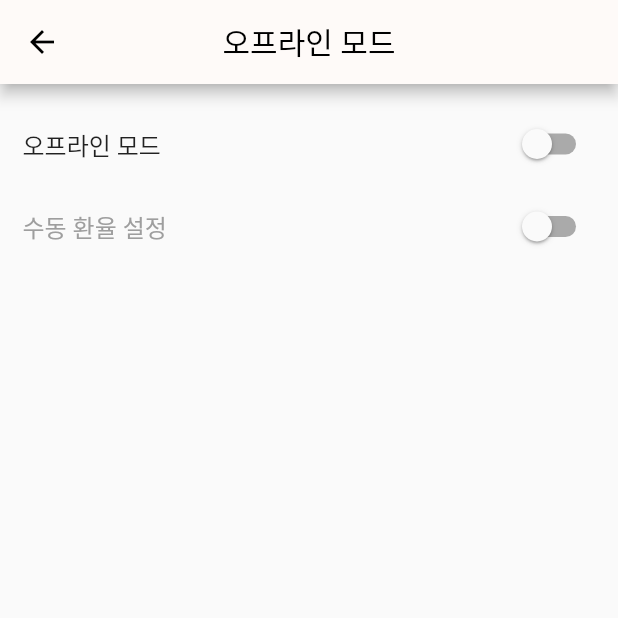
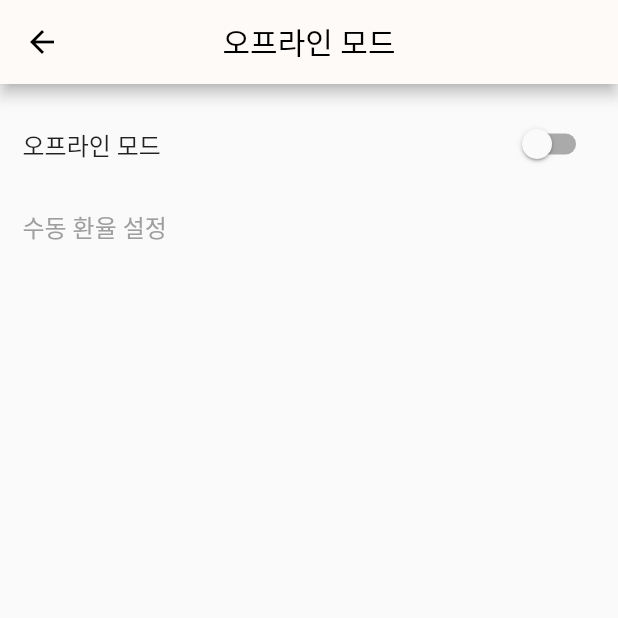
Before and after one commit to KensukePark/live_exchange_app, a Flutter app: the OnOffPage screen opened directly with empty values, on a phone screen of 412 x 824 dp, the top half of it. Run offline on Flutter 3.47's test engine with Material 2 defaults, Android fonts, the phone set to English and light mode, and no system bars; our stand-ins replace flutter_spinkit, internet_connection_checker, shared_preferences; missing offline and left inert: flutter_scalable_ocr; accounts and stored records are empty; Roboto replaces fonts that are missing (title).

```diff
--- a/lib/screens/setting_page_OnOff.dart
+++ b/lib/screens/setting_page_OnOff.dart
@@ -130,7 +130,7 @@ class _OnOffPageState extends State<OnOffPage> {
                 },
               ),
               SizedBox(height: 5,),
-
+              check_type == true ?
               InkWell(
                 child: Container(
                   height: 50,
@@ -165,6 +165,21 @@ class _OnOffPageState extends State<OnOffPage> {
                   var prefs = await SharedPreferences.getInstance();
                   prefs.setBool('custom_mode', check_custom);
                 },
+              ) :
+              Container(
+                height: 50,
+                child: Row(
+                  mainAxisAlignment: MainAxisAlignment.spaceBetween,
+                  children: [
+                    Text(
+                      '수동 환율 설정',
+                      style: TextStyle(
+                          fontSize: 16,
+                          color: check_type == false ? Colors.grey : Colors.black
+                      ),
+                    ),
+                  ]
+                )
               ),
               SizedBox(height: 15),
               check_custom == true ? Container(
```
